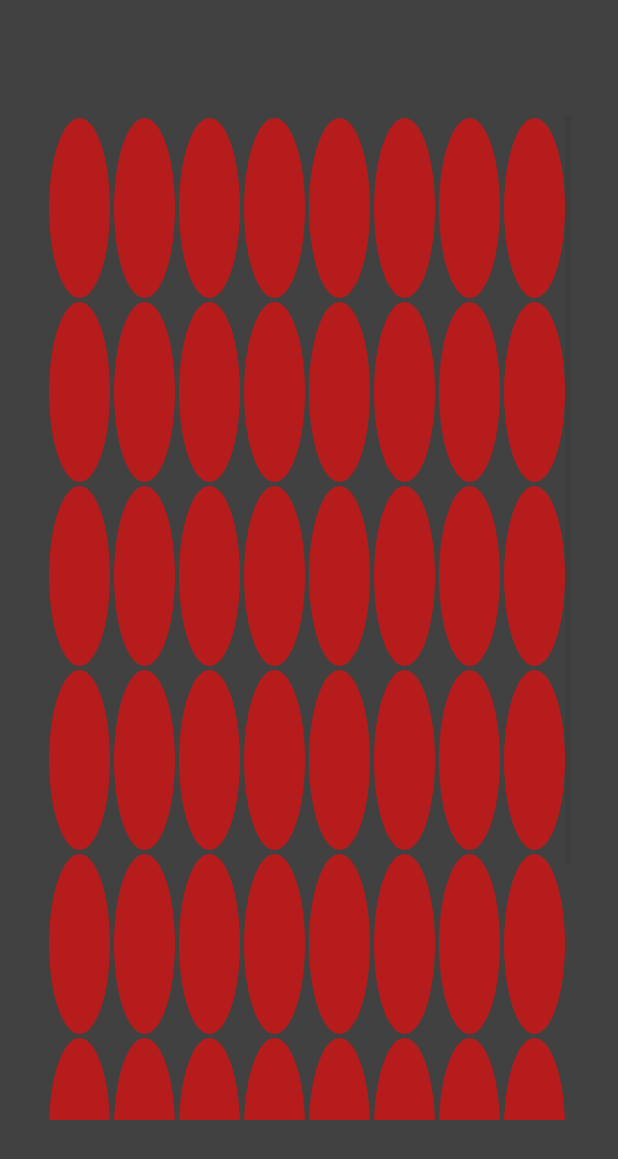
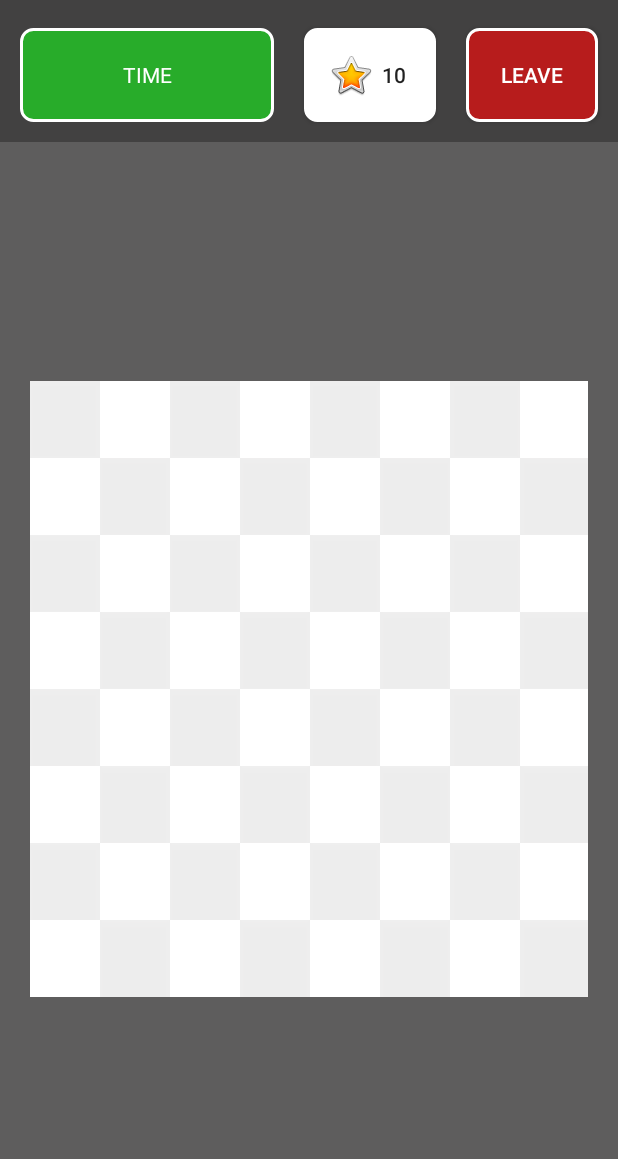
Before and after one commit to mehmedakif/MayinTarlasi, an Android app: the GameActivity screen opened directly, with no data from a screen before it, on a phone screen of 412 x 824 dp. Shown: the top 1159 px of the screen. Run offline under Robolectric (Android 15) with nearby library versions, the phone set to English and light mode, and no system bars.

Commit message:
Tiles cleaned. Bombs planted.

```diff
--- a/app/src/main/java/com/koala/mayintarlasi/GameActivity.java
+++ b/app/src/main/java/com/koala/mayintarlasi/GameActivity.java
@@ -1,55 +1,104 @@
 package com.koala.mayintarlasi;
 
 import androidx.appcompat.app.AppCompatActivity;
+import androidx.constraintlayout.widget.ConstraintLayout;
 
+import android.content.Context;
 import android.content.Intent;
+import android.graphics.Color;
 import android.os.Bundle;
+import android.util.DisplayMetrics;
+import android.util.Log;
+import android.view.Gravity;
 import android.view.View;
+import android.view.ViewGroup;
 import android.widget.AdapterView;
+import android.widget.Button;
 import android.widget.GridView;
+import android.widget.LinearLayout;
+import android.widget.RelativeLayout;
+import android.widget.TableLayout;
+import android.widget.TableRow;
+import android.widget.TextView;
 import android.widget.Toast;
 
 import java.util.Objects;
+import java.util.Random;
+import java.util.UUID;
 
 public class GameActivity extends AppCompatActivity {
 
     public int[][] map;
-    public GridView game_grid;
-    int[] logos = {R.drawable.custom_thumb};
+    Context context;
 
     @Override
     protected void onCreate(Bundle savedInstanceState) {
         super.onCreate(savedInstanceState);
         setContentView(R.layout.activity_game);
+        context = getApplicationContext();
         Objects.requireNonNull(getSupportActionBar()).hide();
+        TableLayout table = findViewById(R.id.tableLayout);
+        DisplayMetrics displayMetrics = new DisplayMetrics();
+        getWindowManager().getDefaultDisplay().getMetrics(displayMetrics);
+        int width = displayMetrics.widthPixels;
 
         int[] linear_map = getIntent().getIntArrayExtra("Map");
         int map_size = getIntent().getIntExtra("Size",8);
-        map = create_map(map_size,linear_map);
-        CustomAdapter customAdapter = new CustomAdapter(getApplicationContext(), logos);
+        final GameMap new_map = new GameMap(1);
 
-        game_grid = findViewById(R.id.grid_game);
-        game_grid.setNumColumns(8);
-        game_grid.setAdapter(customAdapter);
+        //This loop creates a game grid with given size(difficulty).
+        int buttonID = 0;
+        for (int i = 0; i < map_size; i++) {
+            TableRow row = new TableRow(this);
+            TableRow.LayoutParams params = new TableRow.LayoutParams(
+                    (width/map_size),
+                    (width/map_size)
+            );
+            for (int j = 0; j < map_size; j++)
+            {
+                final Button tileButton = new Button(this);
+                tileButton.setText("");
+                tileButton.setId(buttonID);
+                tileButton.setBackgroundResource(R.drawable.button_tile);
+                final int finalI = i;
+                final int finalJ = j;
+                tileButton.setOnClickListener(new View.OnClickListener()
+                {
+                    @Override
+                    public void onClick(View paramV)
+                    {
+                        //TODO isAlreadyRevealed function.
+                        if (new_map.mine_array_2d[finalI][finalJ]==1)
+                        {
+                            //TODO Game over alert will be added.
+                            Toast.makeText(getApplicationContext(),
+                                    "BOM!", Toast.LENGTH_LONG).show();
+                        }
+                        //TODO Adjency coltrol function.
+                        //TODO Reveal cell function.
 
-        game_grid.setOnItemClickListener(new AdapterView.OnItemClickListener() {
-            @Override
-            public void onItemClick(AdapterView<?> parent, View view, int position, long id) {
-                // set an Intent to Another Activity
-                Toast.makeText(getApplicationContext(),position, Toast.LENGTH_LONG).show();
+                    }
+                });
+                //This value makes tile color difference to create better game experience.
+                if((i+j)%2==0)
+                {
+                    tileButton.getBackground().setAlpha(230);
+                }
+                tileButton.setLayoutParams(params);
+                row.addView(tileButton);
+                buttonID++;
             }
-        });
-
-
+            buttonID++;
+            table.addView(row);
+        }
+        //map = create_map(map_size,linear_map);
+        //boolean [][] array_name = new boolean[getIntent().getIntExtra("Size",8)][getIntent().getIntExtra("Size",8)];
     }
-
-
 
     private int[][] create_map(int map_size, int[] linear_map)
     {
         int[][] internal_map = new int[map_size][map_size];
         int i = 0;
-
         for (int j = 0; j<map_size; j++)
         {
             for(int h = 0; h<map_size; h++)
@@ -60,6 +109,4 @@ public class GameActivity extends AppCompatActivity {
         }
         return internal_map;
     }
-
-
 }
--- a/app/src/main/java/com/koala/mayintarlasi/GameMap.java
+++ b/app/src/main/java/com/koala/mayintarlasi/GameMap.java
@@ -1,72 +1,92 @@
 package com.koala.mayintarlasi;
 
+import android.util.Log;
+
+import androidx.annotation.NonNull;
+
+import java.util.Arrays;
 import java.util.Random;
 
 public class GameMap
 {
+
     public int[][] map;
     int map_size;
-    int[] linear_map;
+    int[] mine_array_1d;
+    int[][] mine_array_2d;
     private int difficulty;
     private int tile_count;
-    private int mine_count;
 
-
-
-
+/*Constructor of GameMap class. Gets difficulty.*/
     GameMap(int chosen_difficulty)
     {
-        this.difficulty = chosen_difficulty;
+        difficulty = chosen_difficulty;
 
+        int mine_count;
         if(chosen_difficulty == 0)
         {
-            this.map_size = 8;
-            this.mine_count = 10;
+            map_size = 7;
+            mine_count = 9;
         }
         else if (chosen_difficulty==1)
         {
-            this.map_size = 10;
-            this.mine_count = 20;
+            map_size = 9;
+            mine_count = 16;
 
         }
         else
-        {this.map_size = 12;
-            this.mine_count = 30;
+        {map_size = 11;
+            mine_count = 25;
         }
 
-        this.tile_count = this.map_size * this.map_size;
-        this.linear_map = new int[this.tile_count];
-        this.set_mines(this.tile_count,this.mine_count);
+        //Total number of tile assigned as square of map size.
+        tile_count = map_size * map_size;
+        mine_array_1d = new int[tile_count];
 
-    }
-
-    void set_mines(int map_size,int mine_count)
-    {
-        Random random = new Random();
-
-        for (int i:this.linear_map)
-        {
-            linear_map[i]=0;
-        }
-
-        for(int i=0; i< mine_count;)
-        {
-            int iterator = random.nextInt(this.tile_count);
-            if (this.linear_map[iterator] != 1)
-            {
-                this.linear_map[iterator] = 1;
-                i++;
-            }
-        }
+        /*Constructor calls set_mines after setting map size and mine count*/
+        set_mines_to_1d_array(mine_count);
 
 
     }
 
-    public int getDifficulty() {
+    private void set_mines_to_1d_array(int mine_count)
+    {
+        Random random = new Random();
+        //Mayinlarin oldugu tek boyutlu dizi 0'lar ile dolduruluyor.
+        Arrays.fill(mine_array_1d, 0);
+        //Toplam mayin sayisina ulaslincaya kadar mayin olmayan yerlere yeni mayin doseniyor.
+        for(int i = 0; i< mine_count;)
+        {
+            int iterator = random.nextInt(tile_count);
+            if (this.mine_array_1d[iterator] != 1)
+            {
+                this.mine_array_1d[iterator] = 1;
+                i++;
+            }
+        }
+        mines_1d_to_2d_convert(this.mine_array_1d);
+    }
+    private void mines_1d_to_2d_convert(int[] one_dimensional)
+    {
+        mine_array_2d = new int[map_size][map_size];
+        tile_count=0;
+        for(int i = 0; i < map_size-1; i++)
+        {
+            for(int j = 0; j < map_size-1; j++)
+            {
+                mine_array_2d[i][j] = one_dimensional[tile_count];
+                tile_count++;
+            }
+            tile_count++;
+        }
+        Log.i("Map", Arrays.deepToString(mine_array_2d));
+    }
+
+    public int getDifficulty()
+    {
         return difficulty;
     }
-
     public void setDifficulty(int difficulty) {
-        this.difficulty = difficulty;
+        difficulty = difficulty;
     }
 }
--- a/app/src/main/java/com/koala/mayintarlasi/WelcomeActivity.java
+++ b/app/src/main/java/com/koala/mayintarlasi/WelcomeActivity.java
@@ -37,9 +37,7 @@ public class WelcomeActivity extends AppCompatActivity {
 
         Handler mHandler = new Handler();
 
-        mHandler.postDelayed(start_activity,2000);
-
-
+        mHandler.postDelayed(start_activity,0);
 
     }
 
--- /dev/null
+++ b/app/src/main/res/drawable/button_tile.xml
@@ -0,0 +1,19 @@
+<?xml version="1.0" encoding="utf-8"?>
+<selector xmlns:android="http://schemas.android.com/apk/res/android" >
+
+    <item android:state_pressed="true" >
+        <shape android:shape="rectangle"  >
+            <corners android:radius="0dip" />
+            <solid android:color="#F0F4C3" />
+        </shape>
+    </item>
+
+    <item >
+        <shape android:shape="rectangle"  >
+            <corners android:radius="0dip" />
+            <stroke android:width="0dip" android:color="#FFEBEE" />
+            <solid android:color="@color/white" />
+        </shape>
+    </item>
+
+</selector>
--- a/app/src/main/res/layout/activity_game.xml
+++ b/app/src/main/res/layout/activity_game.xml
@@ -5,21 +5,87 @@
     android:id="@+id/outside_layout"
     android:layout_width="match_parent"
     android:layout_height="match_parent"
+    android:layout_gravity="center|fill_horizontal|fill_vertical"
     android:background="@color/background"
+    android:orientation="vertical"
+    app:layout_gravity="center|center_horizontal|center_vertical"
     tools:context=".GameActivity">
 
+    <LinearLayout
+        android:id="@+id/linearLayoutVertical"
+        android:layout_width="match_parent"
+        android:layout_height="wrap_content"
+        android:layout_margin="3dp"
+        android:orientation="vertical"
+        android:weightSum="10"
+        app:layout_constraintBottom_toTopOf="@+id/tableLayout"
+        app:layout_constraintEnd_toEndOf="parent"
+        app:layout_constraintStart_toStartOf="parent"
+        app:layout_constraintTop_toTopOf="parent">
 
-    <GridView
-        android:id="@+id/grid_game"
-        android:layout_width="409dp"
-        android:layout_height="729dp"
-        android:layout_marginStart="1dp"
-        android:layout_marginTop="1dp"
-        android:layout_marginEnd="1dp"
-        android:layout_marginBottom="1dp"
-        android:padding="30dp"
+        <LinearLayout
+            android:id="@+id/linearLayoutHorizontal"
+            android:layout_width="match_parent"
+            android:layout_height="wrap_content"
+            android:layout_marginTop="5dp"
+            android:orientation="horizontal"
+            android:scaleType="fitXY">
+
+            <TextView
+                android:id="@+id/textView5"
+                android:layout_width="wrap_content"
+                android:layout_height="match_parent"
+                android:layout_margin="10dp"
+                android:layout_weight="1"
+                android:background="@drawable/button_positive"
+                android:gravity="center"
+                android:padding="15dp"
+                android:text="TIME"
+                android:textAllCaps="true"
+                android:textColor="@color/white" />
+
+            <Button
+                android:id="@+id/button_stop"
+                android:layout_width="wrap_content"
+                android:layout_height="match_parent"
+                android:layout_margin="10dp"
+                android:layout_weight="0"
+                android:background="@drawable/button_backgrounds"
+                android:drawableStart="@android:drawable/btn_star_big_on"
+                android:gravity="center"
+                android:padding="15dp"
+                android:text="10" />
+
+            <Button
+                android:id="@+id/button_leave"
+                android:layout_width="wrap_content"
+                android:layout_height="match_parent"
+                android:layout_margin="10dp"
+                android:layout_weight="0"
+                android:background="@drawable/button_negative"
+                android:gravity="center"
+                android:padding="15dp"
+                android:text="LEAVE"
+                android:textColor="#FFFFFF" />
+
+        </LinearLayout>
+
+    </LinearLayout>
+
+    <TableLayout
+        android:id="@+id/tableLayout"
+        android:layout_width="0dp"
+        android:layout_height="0dp"
+        android:background="#26FFFFFF"
+        android:gravity="center|center_horizontal|fill_horizontal|center_vertical"
+        android:hapticFeedbackEnabled="false"
+        android:padding="20dp"
+        android:shrinkColumns="*"
+        android:visibility="visible"
         app:layout_constraintBottom_toBottomOf="parent"
         app:layout_constraintEnd_toEndOf="parent"
         app:layout_constraintStart_toStartOf="parent"
-        app:layout_constraintTop_toTopOf="parent" />
+        app:layout_constraintTop_toBottomOf="@+id/linearLayoutVertical"
+        />
+
 </androidx.constraintlayout.widget.ConstraintLayout>
--- a/app/src/main/res/layout/activity_gridview.xml
+++ b/app/src/main/res/layout/activity_gridview.xml
@@ -2,8 +2,8 @@
 <LinearLayout xmlns:android="http://schemas.android.com/apk/res/android"
     android:layout_width="match_parent"
     android:layout_height="wrap_content"
-    android:orientation="vertical"
-    android:padding="1dp">
+    android:orientation="vertical">
+
     <ImageView
         android:id="@+id/icon"
         android:layout_width="match_parent"
--- a/app/src/main/res/values/strings.xml
+++ b/app/src/main/res/values/strings.xml
@@ -7,9 +7,9 @@
     <string name="yes">Evet</string>
     <string name="no">Hayır</string>
     <string name="select_difficulty">Zorluk seviyesi seciniz</string>
-    <string name="map8">8x8</string>
-    <string name="map10">10x10</string>
-    <string name="map12">12x12</string>
+    <string name="mapEasy">7x7</string>
+    <string name="mapMedium">9x9</string>
+    <string name="mapHard">11x11</string>
     <string name="easy">Kolay</string>
     <string name="medium">Orta</string>
     <string name="hard">Zor</string>
--- a/build.gradle
+++ b/build.gradle
@@ -8,7 +8,7 @@ buildscript {
 
     }
     dependencies {
-        classpath 'com.android.tools.build:gradle:3.6.1'
+        classpath 'com.android.tools.build:gradle:3.6.3'
 
 
         // NOTE: Do not place your application dependencies here; they belong
```
Also changed, not shown: app/src/main/java/com/koala/mayintarlasi/DashboardLayout.java (added, +155 -0 lines), app/src/main/java/com/koala/mayintarlasi/DifficultyActivity.java (+22 -30 lines), app/src/main/res/layout/activity_welcome.xml (+7 -3 lines).
